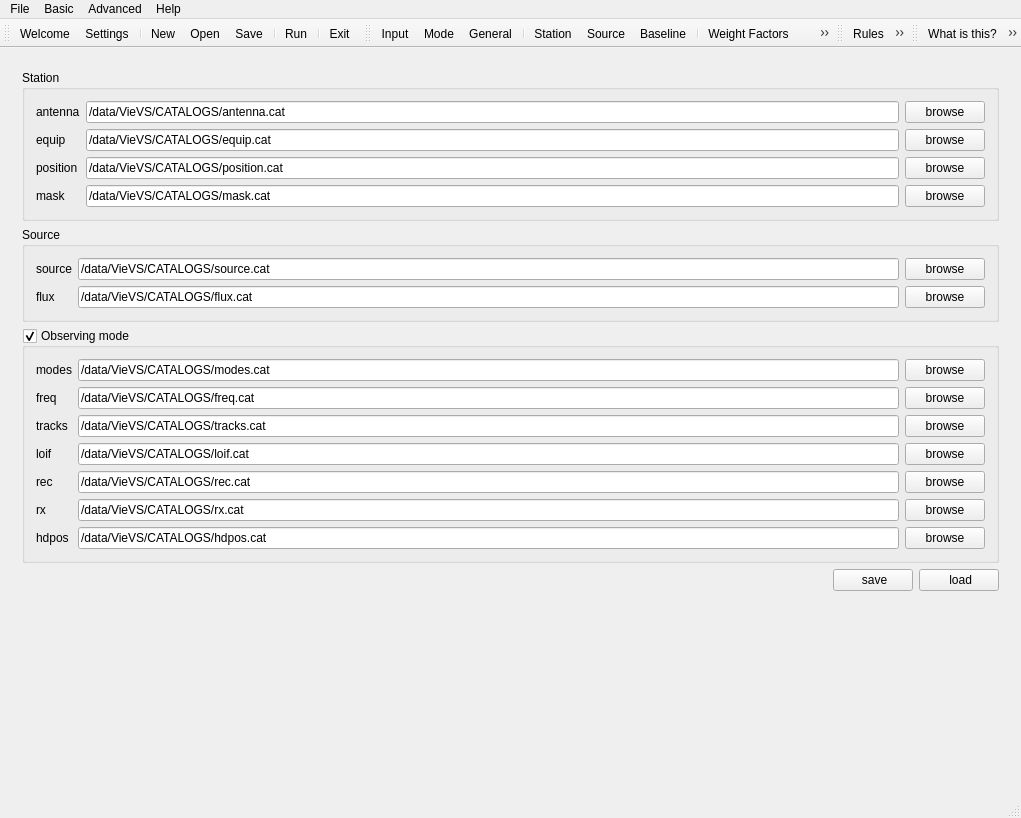
Old version of the form mainwindow.ui in the repository TUW-VieVS/VieSchedpp.
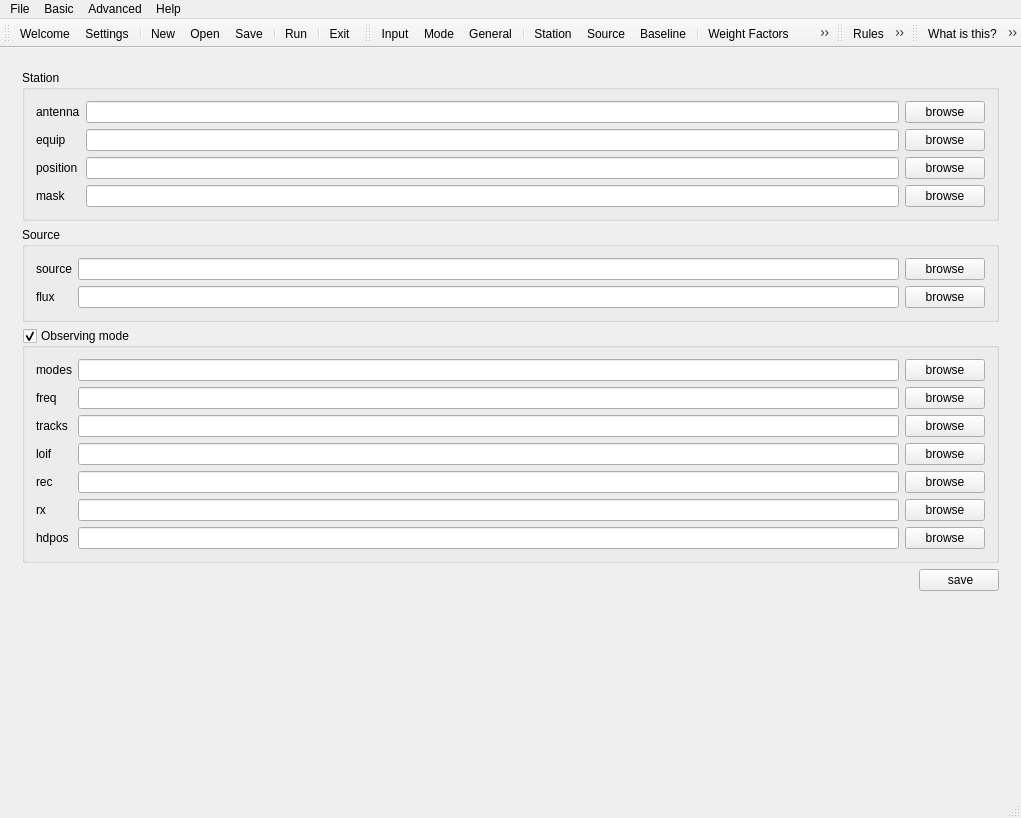
New version of the form. The open tabs and pages were chosen to show the change. Icons and pictures are not drawn.

Commit message: new save load functions

Patch:
```diff
--- a/mainwindow.ui
+++ b/mainwindow.ui
@@ -96,7 +96,7 @@
                 <string>enter path to skd antenna catalog here</string>
                </property>
                <property name="text">
-                <string>/data/VieVS/CATALOGS/antenna.cat</string>
+                <string/>
                </property>
               </widget>
              </item>
@@ -137,7 +137,7 @@
                 <string>enter path to skd equip catalog here</string>
                </property>
                <property name="text">
-                <string>/data/VieVS/CATALOGS/equip.cat</string>
+                <string/>
                </property>
               </widget>
              </item>
@@ -178,7 +178,7 @@
                 <string>enter path to skd position catalog here</string>
                </property>
                <property name="text">
-                <string>/data/VieVS/CATALOGS/position.cat</string>
+                <string/>
                </property>
               </widget>
              </item>
@@ -219,7 +219,7 @@
                 <string>enter path to skd mask catalog here</string>
                </property>
                <property name="text">
-                <string>/data/VieVS/CATALOGS/mask.cat</string>
+                <string/>
                </property>
               </widget>
              </item>
@@ -269,7 +269,7 @@
                 <string>enter path to skd source catalog here</string>
                </property>
                <property name="text">
-                <string>/data/VieVS/CATALOGS/source.cat</string>
+                <string/>
                </property>
               </widget>
              </item>
@@ -310,7 +310,7 @@
                 <string>enter path to skd flux catalog here</string>
                </property>
                <property name="text">
-                <string>/data/VieVS/CATALOGS/flux.cat</string>
+                <string/>
                </property>
               </widget>
              </item>
@@ -370,7 +370,7 @@
                 <string>enter path to skd modes catalog here</string>
                </property>
                <property name="text">
-                <string>/data/VieVS/CATALOGS/modes.cat</string>
+                <string/>
                </property>
               </widget>
              </item>
@@ -411,7 +411,7 @@
                 <string>enter path to skd freq catalog here</string>
                </property>
                <property name="text">
-                <string>/data/VieVS/CATALOGS/freq.cat</string>
+                <string/>
                </property>
               </widget>
              </item>
@@ -452,7 +452,7 @@
                 <string>enter path to skd tracks catalog here</string>
                </property>
                <property name="text">
-                <string>/data/VieVS/CATALOGS/tracks.cat</string>
+                <string/>
                </property>
               </widget>
              </item>
@@ -493,7 +493,7 @@
                 <string>enter path to skd loif catalog here</string>
                </property>
                <property name="text">
-                <string>/data/VieVS/CATALOGS/loif.cat</string>
+                <string/>
                </property>
               </widget>
              </item>
@@ -534,7 +534,7 @@
                 <string>enter path to skd rec catalog here</string>
                </property>
                <property name="text">
-                <string>/data/VieVS/CATALOGS/rec.cat</string>
+                <string/>
                </property>
               </widget>
              </item>
@@ -575,7 +575,7 @@
                 <string>enter path to skd rx catalog here</string>
                </property>
                <property name="text">
-                <string>/data/VieVS/CATALOGS/rx.cat</string>
+                <string/>
                </property>
               </widget>
              </item>
@@ -616,7 +616,7 @@
                 <string>enter path to skd hdpos catalog here</string>
                </property>
                <property name="text">
-                <string>/data/VieVS/CATALOGS/hdpos.cat</string>
+                <string/>
                </property>
               </widget>
              </item>
@@ -674,23 +674,6 @@
             </property>
            </widget>
           </item>
-          <item>
-           <widget class="QPushButton" name="pushButton_21">
-            <property name="toolTip">
-             <string>load saved pathes</string>
-            </property>
-            <property name="statusTip">
-             <string>load saved pathes</string>
-            </property>
-            <property name="text">
-             <string> load</string>
-            </property>
-            <property name="icon">
-             <iconset resource="myresources.qrc">
-              <normaloff>:/icons/icons/folder-open-5.png</normaloff>:/icons/icons/folder-open-5.png</iconset>
-            </property>
-           </widget>
-          </item>
          </layout>
         </item>
         <item>
```
Left out of the diff: 145 changed lines with no effect on the pictures. The commit also changes 8 other files.
